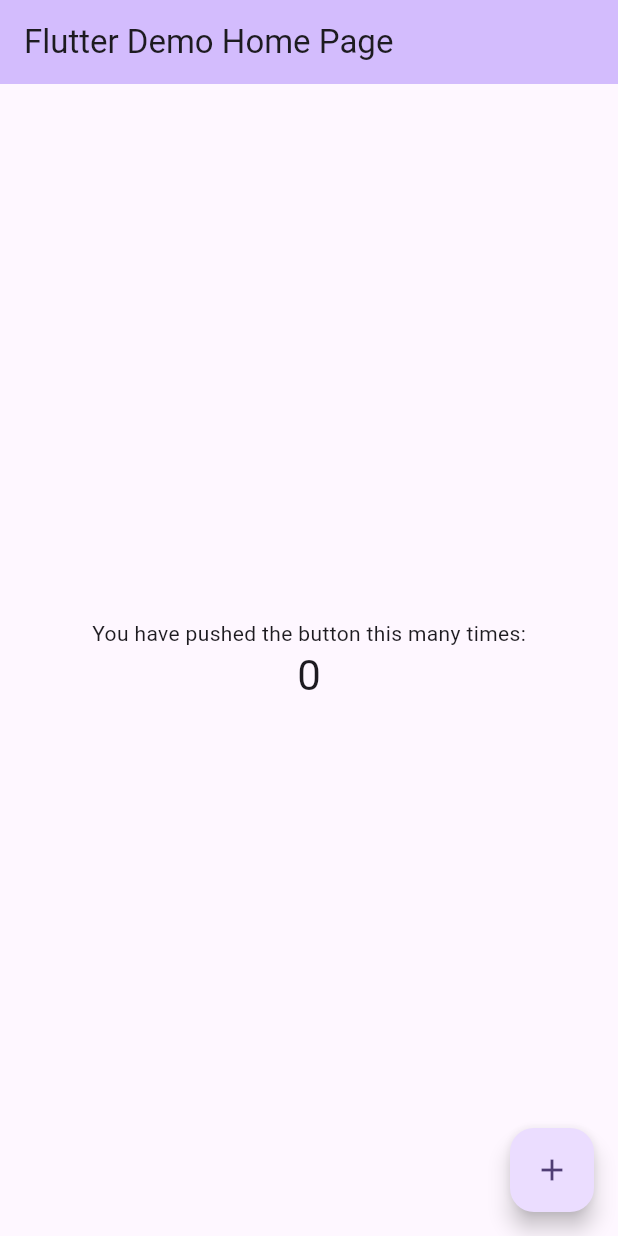
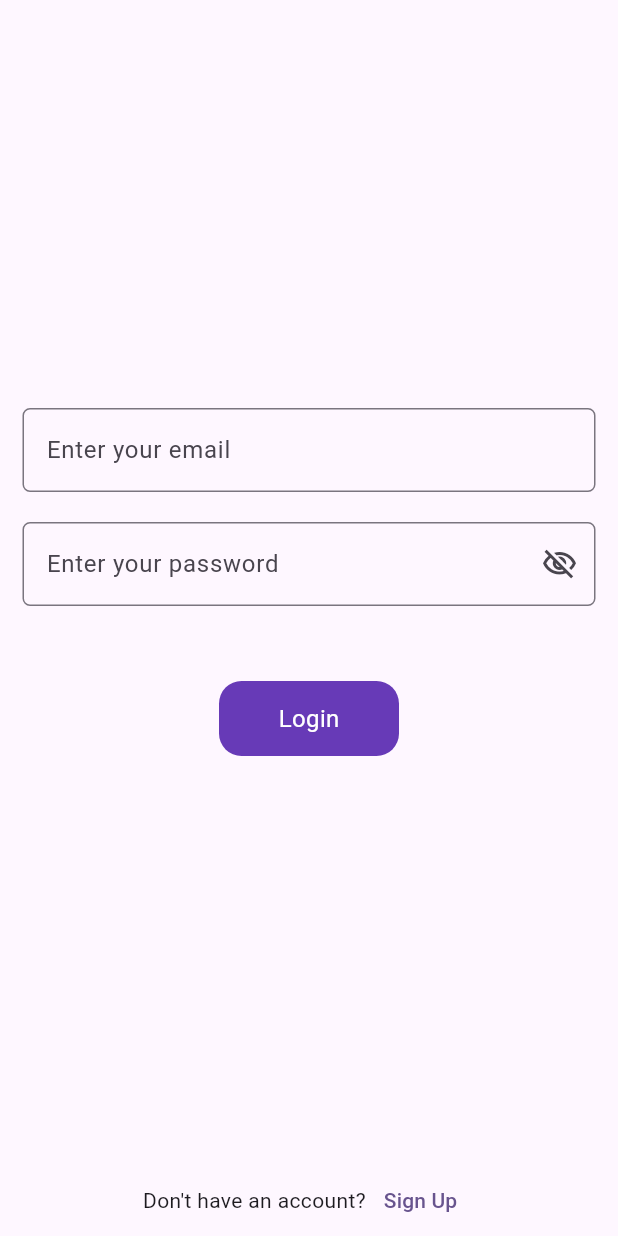
Before and after one commit to KaushalGautam080/ChatApp, a Flutter app: the screen it shows after launch, on a phone screen of 412 x 824 dp. Run offline on Flutter 3.47's test engine with Material 3 defaults, Android fonts, the phone set to English and light mode, and no system bars; our stand-ins replace firebase_core; accounts and stored records are empty.

Commit message:
login and signup completed

```diff
--- /dev/null
+++ b/lib/core/widgets/cus_button.dart
@@ -0,0 +1,38 @@
+import 'package:flutter/material.dart';
+
+class CusButton extends StatelessWidget {
+  final String text;
+  final double height;
+  final double width;
+
+  final Function() onTap;
+  final Color? color;
+  const CusButton(
+      {super.key,
+      required this.text,
+      required this.height,
+      required this.width,
+      required this.onTap,
+      this.color});
+
+  @override
+  Widget build(BuildContext context) {
+    return InkWell(
+      onTap: onTap,
+      child: Container(
+        decoration: BoxDecoration(
+          color: Colors.deepPurple,
+          borderRadius: BorderRadius.circular(15),
+        ),
+        height: height,
+        width: width,
+        child: Center(
+          child: Text(
+            text,
+            style: const TextStyle(fontSize: 16, color: Colors.white),
+          ),
+        ),
+      ),
+    );
+  }
+}
--- /dev/null
+++ b/lib/core/widgets/cus_form.dart
@@ -0,0 +1,54 @@
+import 'package:flutter/material.dart';
+
+class CusForm extends StatelessWidget {
+  final TextEditingController? textEditingController;
+  final String? title;
+  final TextInputType keyboardType;
+  final bool obscureText;
+  final String hintText;
+  final Widget? prefixIcon;
+  final Widget? suffixIcon;
+  final Function()? pOnTap;
+  final Function()? sOnTap;
+  const CusForm({
+    super.key,
+    this.textEditingController,
+    this.title,
+    this.keyboardType = TextInputType.text,
+    this.obscureText = false,
+    required this.hintText,
+    this.prefixIcon,
+    this.suffixIcon,
+    this.pOnTap,
+    this.sOnTap,
+  });
+
+  @override
+  Widget build(BuildContext context) {
+    Widget? suffix;
+    if (suffixIcon != null) {
+      suffix = InkWell(
+        borderRadius: const BorderRadius.only(
+          topRight: Radius.circular(6),
+          bottomRight: Radius.circular(6),
+        ),
+        onTap: sOnTap,
+        child: Container(
+          margin: const EdgeInsets.symmetric(horizontal: 5),
+          child: suffixIcon,
+        ),
+      );
+    }
+    return TextFormField(
+      controller: textEditingController,
+      keyboardType: keyboardType,
+      obscureText: obscureText,
+      decoration: InputDecoration(
+          hintText: hintText,
+          prefixIcon: prefixIcon,
+          suffixIcon: suffix,
+          border: const OutlineInputBorder(
+              borderRadius: BorderRadius.all(Radius.circular(5)))),
+    );
+  }
+}
--- /dev/null
+++ b/lib/features/pages/login_page.dart
@@ -0,0 +1,73 @@
+import 'package:chat_app/core/widgets/cus_button.dart';
+import 'package:chat_app/core/widgets/cus_form.dart';
+import 'package:chat_app/features/pages/signup_page.dart';
+import 'package:flutter/material.dart';
+
+class LoginPage extends StatefulWidget {
+  const LoginPage({Key? key}) : super(key: key);
+
+  @override
+  State<LoginPage> createState() => _LoginPageState();
+}
+
+class _LoginPageState extends State<LoginPage> {
+  bool obscureText = true;
+  @override
+  Widget build(BuildContext context) {
+    return Scaffold(
+      body: SafeArea(
+        child: Padding(
+          padding: const EdgeInsets.symmetric(horizontal: 15),
+          child: Center(
+            child: Column(
+              mainAxisSize: MainAxisSize.min,
+              children: [
+                const CusForm(hintText: "Enter your email"),
+                const SizedBox(height: 20),
+                CusForm(
+                  hintText: "Enter your password",
+                  obscureText: obscureText,
+                  suffixIcon: Icon(
+                    obscureText
+                        ? Icons.visibility_off_outlined
+                        : Icons.visibility_outlined,
+                  ),
+                  sOnTap: () {
+                    setState(() {
+                      obscureText = !obscureText;
+                    });
+                  },
+                ),
+                const SizedBox(
+                  height: 50,
+                ),
+                CusButton(
+                  text: "Login",
+                  height: 50,
+                  width: 120,
+                  onTap: () {},
+                ),
+              ],
+            ),
+          ),
+        ),
+      ),
+      bottomNavigationBar: Row(
+        mainAxisAlignment: MainAxisAlignment.center,
+        children: [
+          const Text("Don't have an account?"),
+          TextButton(
+            onPressed: () {
+              Navigator.of(context).push(
+                MaterialPageRoute(
+                  builder: (context) => const SignUpPage(),
+                ),
+              );
+            },
+            child: const Text("Sign Up"),
+          ),
+        ],
+      ),
+    );
+  }
+}
--- a/lib/main.dart
+++ b/lib/main.dart
@@ -1,107 +1,29 @@
+import 'package:chat_app/features/pages/login_page.dart';
+import 'package:chat_app/firebase_options.dart';
 import 'package:firebase_core/firebase_core.dart';
 import 'package:flutter/material.dart';
 
-void main() async{
+void main() async {
   WidgetsFlutterBinding.ensureInitialized();
-  await Firebase.initializeApp();
+  await Firebase.initializeApp(
+    options: DefaultFirebaseOptions.currentPlatform,
+  );
   runApp(const MyApp());
 }
 
 class MyApp extends StatelessWidget {
   const MyApp({super.key});
 
-  // This widget is the root of your application.
   @override
   Widget build(BuildContext context) {
     return MaterialApp(
+      debugShowCheckedModeBanner: false,
       title: 'Flutter Demo',
       theme: ThemeData(
-
         colorScheme: ColorScheme.fromSeed(seedColor: Colors.deepPurple),
         useMaterial3: true,
       ),
-      home: const MyHomePage(title: 'Flutter Demo Home Page'),
+      home: const LoginPage(),
     );
   }
 }
-
-class MyHomePage extends StatefulWidget {
-  const MyHomePage({super.key, required this.title});
-
-
-
-  final String title;
-
-  @override
-  State<MyHomePage> createState() => _MyHomePageState();
-}
-
-class _MyHomePageState extends State<MyHomePage> {
-  int _counter = 0;
-
-  void _incrementCounter() {
-    setState(() {
-      // This call to setState tells the Flutter framework that something has
-      // changed in this State, which causes it to rerun the build method below
-      // so that the display can reflect the updated values. If we changed
-      // _counter without calling setState(), then the build method would not be
-      // called again, and so nothing would appear to happen.
-      _counter++;
-    });
-  }
-
-  @override
-  Widget build(BuildContext context) {
-    // This method is rerun every time setState is called, for instance as done
-    // by the _incrementCounter method above.
-    //
-    // The Flutter framework has been optimized to make rerunning build methods
-    // fast, so that you can just rebuild anything that needs updating rather
-    // than having to individually change instances of widgets.
-    return Scaffold(
-      appBar: AppBar(
-        // TRY THIS: Try changing the color here to a specific color (to
-        // Colors.amber, perhaps?) and trigger a hot reload to see the AppBar
-        // change color while the other colors stay the same.
-        backgroundColor: Theme.of(context).colorScheme.inversePrimary,
-        // Here we take the value from the MyHomePage object that was created by
-        // the App.build method, and use it to set our appbar title.
-        title: Text(widget.title),
-      ),
-      body: Center(
-        // Center is a layout widget. It takes a single child and positions it
-        // in the middle of the parent.
-        child: Column(
-          // Column is also a layout widget. It takes a list of children and
-          // arranges them vertically. By default, it sizes itself to fit its
-          // children horizontally, and tries to be as tall as its parent.
-          //
-          // Column has various properties to control how it sizes itself and
-          // how it positions its children. Here we use mainAxisAlignment to
-          // center the children vertically; the main axis here is the vertical
-          // axis because Columns are vertical (the cross axis would be
-          // horizontal).
-          //
-          // TRY THIS: Invoke "debug painting" (choose the "Toggle Debug Paint"
-          // action in the IDE, or press "p" in the console), to see the
-          // wireframe for each widget.
-          mainAxisAlignment: MainAxisAlignment.center,
-          children: <Widget>[
-            const Text(
-              'You have pushed the button this many times:',
-            ),
-            Text(
-              '$_counter',
-              style: Theme.of(context).textTheme.headlineMedium,
-            ),
-          ],
-        ),
-      ),
-      floatingActionButton: FloatingActionButton(
-        onPressed: _incrementCounter,
-        tooltip: 'Increment',
-        child: const Icon(Icons.add),
-      ), // This trailing comma makes auto-formatting nicer for build methods.
-    );
-  }
-}
```
Also changed, not shown: lib/features/pages/signup_page.dart (added, +81 -0 lines), lib/features/pages/complete_profile.dart (added), lib/firebase_options.dart (added), 2 other files.
